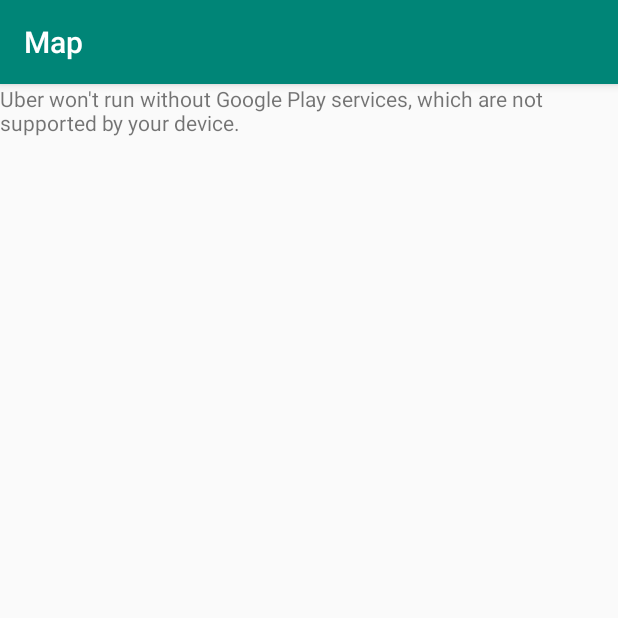
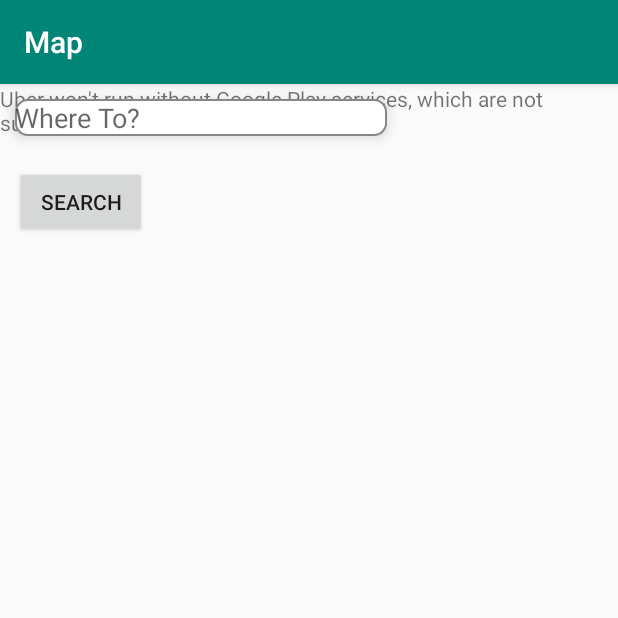
Before and after one commit to SparkDevF19/mobiledev-android, an Android app: the screen it shows after launch (MapsActivity), on a phone screen of 412 x 824 dp, the top half of it. Run offline under Robolectric (Android 15) with nearby library versions, the phone set to English and light mode, and no system bars.

Commit message:
Added search function to home screen using geocoding

```diff
--- a/app/src/main/AndroidManifest.xml
+++ b/app/src/main/AndroidManifest.xml
@@ -35,7 +35,9 @@
             android:label="Map">
             <intent-filter>
                 <action android:name="android.intent.action.MAIN" />
+                <action android:name="android.intent.action.VIEW" />
                 <category android:name="android.intent.category.LAUNCHER" />
+
             </intent-filter>
         </activity>
     </application>
--- /dev/null
+++ b/app/src/main/res/drawable/edittext_bg.xml
@@ -0,0 +1,13 @@
+<?xml version="1.0" encoding="utf-8"?>
+<selector xmlns:android="http://schemas.android.com/apk/res/android">
+    <item>
+        <shape android:shape="rectangle">
+            <solid android:color="#ffffff"/>
+            <stroke
+                android:color="#878787"
+                android:width="1dp"
+                />
+            <corners android:radius="8dp"/>
+        </shape>
+    </item>
+</selector>
--- a/app/src/main/res/layout/activity_maps.xml
+++ b/app/src/main/res/layout/activity_maps.xml
@@ -1,4 +1,3 @@
-<?xml version="1.0" encoding="utf-8"?>
 <fragment xmlns:android="http://schemas.android.com/apk/res/android"
     xmlns:map="http://schemas.android.com/apk/res-auto"
     xmlns:tools="http://schemas.android.com/tools"
@@ -6,4 +5,32 @@
     android:name="com.google.android.gms.maps.SupportMapFragment"
     android:layout_width="match_parent"
     android:layout_height="match_parent"
-    tools:context=".MapsActivity" />
+    tools:context="com.sparkdev.uber.MapsActivity" >
+    <LinearLayout
+        android:layout_width="match_parent"
+        android:layout_height="wrap_content"
+        android:orientation="vertical">
+
+        <!--search box-->
+        <EditText
+            android:layout_width="248dp"
+            android:layout_height="wrap_content"
+            android:id="@+id/search_location"
+            android:layout_weight="0.5"
+            android:elevation="5dp"
+            android:layout_margin="10dp"
+            android:inputType="textPersonName"
+            android:hint="@string/where_to"
+            android:background="@drawable/edittext_bg"/>
+
+        <!--search button, calls the geocoding function in the main activity-->
+        <Button
+            android:layout_width="wrap_content"
+            android:layout_height="wrap_content"
+            android:layout_weight="0.5"
+            android:layout_margin="10dp"
+            android:onClick="searchLocation"
+            android:text="@string/search" />
+
+    </LinearLayout>
+</fragment>
--- a/app/src/main/res/values/strings.xml
+++ b/app/src/main/res/values/strings.xml
@@ -2,5 +2,7 @@
     <string name="app_name">Uber</string>
     <string name="map_key" translatable="false"> AIzaSyB_qsP8AOP_P0MdlPz-48TDaJYjTP3vbjo </string>
     <string name="title_activity_maps">Map</string>
+    <string name="where_to">Where To?</string>
+    <string name="search">Search</string>
 
 </resources>
```
Also changed, not shown: app/src/main/java/com/sparkdev/uber/MapsActivity.kt (+39 -3 lines).
